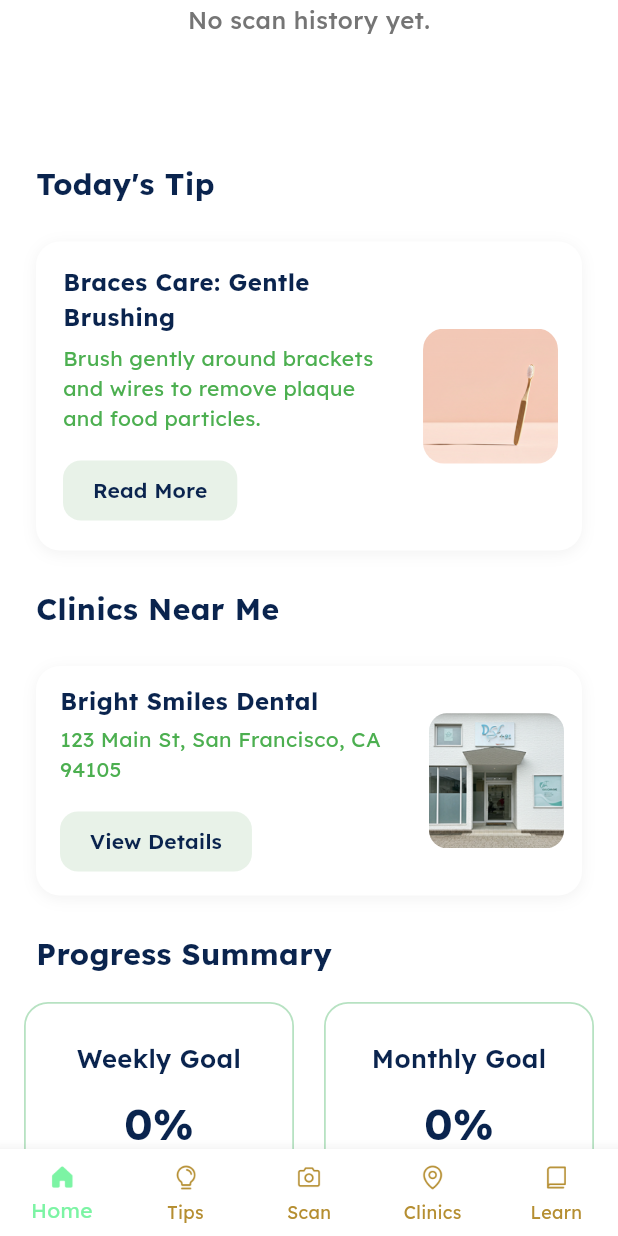
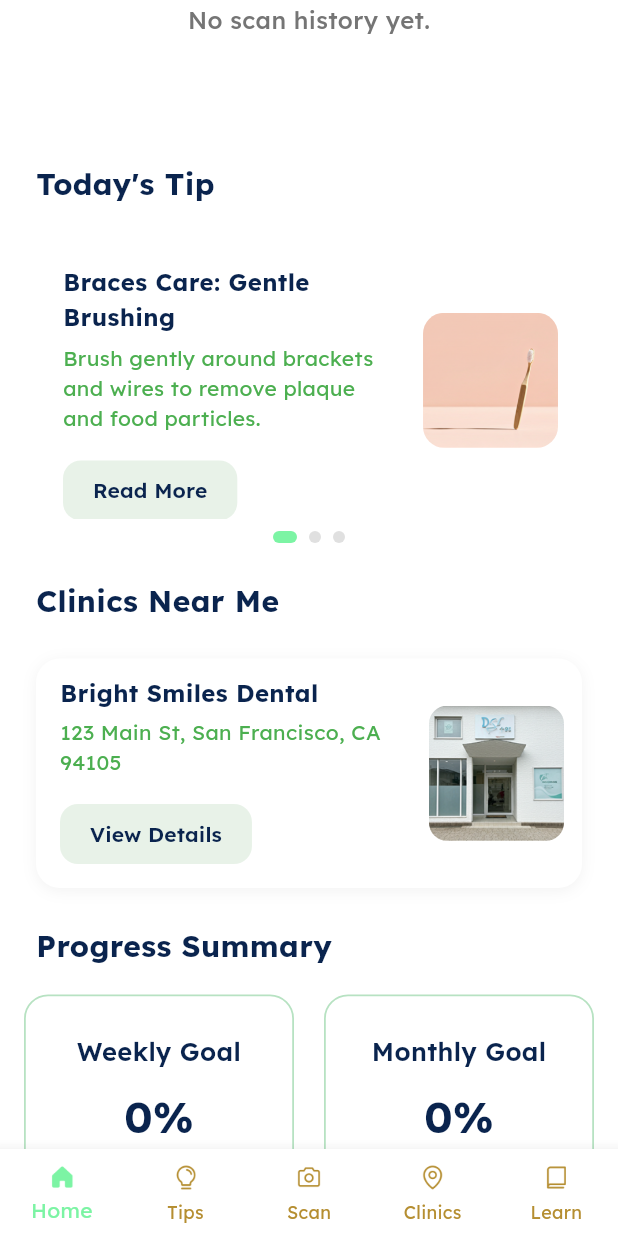
Before and after one commit to Elhameed/SmileSage, a Flutter app: the HomeScreen screen opened by its route, scrolled down 576 dp, on a phone screen of 412 x 824 dp. Run offline on Flutter 3.47's test engine with Material 3 defaults, Android fonts, the phone set to English and light mode, and no system bars; our stand-ins replace cloud_firestore, firebase_auth, firebase_core, firebase_storage, flutter_local_notifications, geolocator and 12 more; accounts and stored records are empty; generated files the repository leaves out were written again.

Commit message:
added scroll to tips on home page

```diff
--- a/smilesage/lib/l10n/app_en.arb
+++ b/smilesage/lib/l10n/app_en.arb
@@ -300,9 +300,9 @@
   "learnSubtitleFindOrtho": "Search for certified orthodontists near you.",
   "learnUnableToOpenLink": "Unable to open link.",
   "videoScan": "Video Scan",
-  "recordVideo": "Record Video",
+  "recordVideo": "Take Scan",
   "videoSelected": "Video selected",
   "noVideoSelected": "No video selected",
-  "analyzeVideo": "Analyze Video",
+  "analyzeVideo": "Analyze Scan",
   "videoScanResults": "Video Scan Results"
 }
--- a/smilesage/lib/screens/home_screen.dart
+++ b/smilesage/lib/screens/home_screen.dart
@@ -20,6 +20,7 @@ import 'scan_detail_screen.dart';
 import '../services/profile_service.dart';
 import 'package:flutter_gen/gen_l10n/app_localizations.dart';
 import '../services/translation_service.dart';
+import 'dart:async';
 
 // Add a global RouteObserver in main.dart and import it here
 import '../main.dart';
@@ -54,7 +55,11 @@ class _HomeScreenState extends State<HomeScreen> with RouteAware {
   final int _brushingGoal = 7;
   int _scansThisMonth = 0;
   final int _scanGoal = 4;
-  // Remove _selectedLocale from state, use widget.currentLocale instead
+
+  // Add for tip carousel
+  late final PageController _tipPageController;
+  int _currentTipPage = 0;
+  Timer? _tipAutoPageTimer;
 
   @override
   void initState() {
@@ -66,6 +71,30 @@ class _HomeScreenState extends State<HomeScreen> with RouteAware {
     _loadRecentScans();
     _loadDailyTips();
     _loadNearestClinic();
+    _tipPageController = PageController();
+    _startTipAutoPageTimer();
+  }
+
+  @override
+  void dispose() {
+    routeObserver.unsubscribe(this);
+    _tipAutoPageTimer?.cancel();
+    _tipPageController.dispose();
+    super.dispose();
+  }
+
+  @override
+  void didChangeDependencies() {
+    super.didChangeDependencies();
+    // Register this screen as a route observer
+    routeObserver.subscribe(this, ModalRoute.of(context)!);
+  }
+
+  @override
+  void didPopNext() {
+    // Called when coming back to this screen
+    _loadRecentScans();
+    super.didPopNext();
   }
 
   Future<void> _initializeProfile() async {
@@ -77,24 +106,17 @@ class _HomeScreenState extends State<HomeScreen> with RouteAware {
     }
   }
 
-  @override
-  void didChangeDependencies() {
-    super.didChangeDependencies();
-    // Register this screen as a route observer
-    routeObserver.subscribe(this, ModalRoute.of(context)!);
-  }
-
-  @override
-  void dispose() {
-    routeObserver.unsubscribe(this);
-    super.dispose();
-  }
-
-  @override
-  void didPopNext() {
-    // Called when coming back to this screen
-    _loadRecentScans();
-    super.didPopNext();
+  void _startTipAutoPageTimer() {
+    _tipAutoPageTimer?.cancel();
+    _tipAutoPageTimer = Timer.periodic(const Duration(seconds: 12), (timer) {
+      if (_dailyTips.isEmpty) return;
+      int nextPage = (_currentTipPage + 1) % _dailyTips.length;
+      _tipPageController.animateToPage(
+        nextPage,
+        duration: const Duration(milliseconds: 400),
+        curve: Curves.easeInOut,
+      );
+    });
   }
 
   Future<void> _loadProfileImage() async {
@@ -340,6 +362,13 @@ class _HomeScreenState extends State<HomeScreen> with RouteAware {
       default:
         return 'assets/images/icon_braces_care.png';
     }
+  }
+
+  void _onTipPageChanged(int index) {
+    setState(() {
+      _currentTipPage = index;
+    });
+    _startTipAutoPageTimer(); // Reset timer on manual swipe
   }
 
   @override
@@ -754,7 +783,7 @@ class _HomeScreenState extends State<HomeScreen> with RouteAware {
                   ),
                 ),
                 const SizedBox(height: 24),
-                // Today's Tip Card
+                // Today's Tip Card (carousel)
                 Padding(
                   padding: const EdgeInsets.symmetric(horizontal: 24),
                   child: _loadingTips
@@ -769,7 +798,8 @@ class _HomeScreenState extends State<HomeScreen> with RouteAware {
                             ),
                           ),
                         )
-                      : Container(
+                      : (_dailyTips.isEmpty
+                          ? Container(
                               constraints: const BoxConstraints(minHeight: 120),
                               decoration: BoxDecoration(
                                 color: Colors.white,
@@ -782,63 +812,89 @@ class _HomeScreenState extends State<HomeScreen> with RouteAware {
                                   ),
                                 ],
                               ),
-                          child: Row(
-                            crossAxisAlignment: CrossAxisAlignment.center,
+                              child: Center(
+                                child: Text(AppLocalizations.of(context)!
+                                    .noScanHistory),
+                              ),
+                            )
+                          : Column(
+                              children: [
+                                SizedBox(
+                                  height: 185,
+                                  child: PageView.builder(
+                                    controller: _tipPageController,
+                                    itemCount: _dailyTips.length,
+                                    onPageChanged: _onTipPageChanged,
+                                    itemBuilder: (context, index) {
+                                      final tip = _dailyTips[index];
+                                      return Row(
+                                        crossAxisAlignment:
+                                            CrossAxisAlignment.center,
                                         children: [
                                           // Tip text
                                           Expanded(
                                             child: Padding(
-                                  padding: const EdgeInsets.symmetric(
-                                      horizontal: 18, vertical: 16),
+                                              padding:
+                                                  const EdgeInsets.symmetric(
+                                                      horizontal: 18,
+                                                      vertical: 16),
                                               child: Column(
                                                 crossAxisAlignment:
                                                     CrossAxisAlignment.start,
-                                    mainAxisAlignment: MainAxisAlignment.center,
+                                                mainAxisAlignment:
+                                                    MainAxisAlignment.center,
                                                 children: [
                                                   Text(
-                                        _dailyTips.isNotEmpty
-                                            ? _dailyTips[0]['title'] ?? ''
-                                            : '',
+                                                    tip['title'] ?? '',
                                                     style: const TextStyle(
-                                          fontWeight: FontWeight.bold,
+                                                      fontWeight:
+                                                          FontWeight.bold,
                                                       fontSize: 16,
                                                       color: Color(0xFF0A244E),
                                                     ),
                                                   ),
                                                   const SizedBox(height: 6),
                                                   Text(
-                                        _dailyTips.isNotEmpty
-                                            ? _dailyTips[0]['desc'] ?? ''
-                                            : '',
+                                                    tip['desc'] ?? '',
                                                     style: const TextStyle(
                                                       fontSize: 14,
                                                       color: Color(0xFF4CAF50),
                                                     ),
                                                     maxLines: 3,
-                                        overflow: TextOverflow.ellipsis,
+                                                    overflow:
+                                                        TextOverflow.ellipsis,
                                                   ),
                                                   const SizedBox(height: 14),
                                                   ElevatedButton(
                                                     onPressed: () {
                                                       Navigator.of(context)
-                                              .pushNamed(TipsScreen.routeName);
+                                                          .pushNamed(TipsScreen
+                                                              .routeName);
                                                     },
-                                        style: ElevatedButton.styleFrom(
-                                          backgroundColor: Color(0xFFE8F2E8),
-                                          shape: RoundedRectangleBorder(
+                                                    style: ElevatedButton
+                                                        .styleFrom(
+                                                      backgroundColor:
+                                                          Color(0xFFE8F2E8),
+                                                      shape:
+                                                          RoundedRectangleBorder(
                                                         borderRadius:
-                                                BorderRadius.circular(12),
+                                                            BorderRadius
+                                                                .circular(12),
                                                       ),
-                                          padding: const EdgeInsets.symmetric(
-                                              horizontal: 20, vertical: 10),
+                                                      padding: const EdgeInsets
+                                                          .symmetric(
+                                                          horizontal: 20,
+                                                          vertical: 10),
                                                       elevation: 0,
                                                     ),
                                                     child: Text(
-                                          AppLocalizations.of(context)!
+                                                      AppLocalizations.of(
+                                                              context)!
                                                           .readMore,
                                                       style: const TextStyle(
                                                         fontSize: 14,
-                                            fontWeight: FontWeight.w600,
+                                                        fontWeight:
+                                                            FontWeight.w600,
                                                         color: darkText,
                                                       ),
                                                     ),
@@ -848,13 +904,14 @@ class _HomeScreenState extends State<HomeScreen> with RouteAware {
                                             ),
                                           ),
                                           // Tip image
-                              if (_dailyTips.isNotEmpty)
                                           Padding(
-                                  padding: const EdgeInsets.only(right: 16),
+                                            padding: const EdgeInsets.only(
+                                                right: 16),
                                             child: ClipRRect(
-                                    borderRadius: BorderRadius.circular(14),
+                                              borderRadius:
+                                                  BorderRadius.circular(14),
                                               child: Image.asset(
-                                      _getTipImage(_dailyTips[0]),
+                                                _getTipImage(tip),
                                                 width: 90,
                                                 height: 90,
                                                 fit: BoxFit.cover,
@@ -862,8 +919,40 @@ class _HomeScreenState extends State<HomeScreen> with RouteAware {
                                             ),
                                           ),
                                         ],
+                                      );
+                                    },
                                   ),
                                 ),
+                                // Page indicator dots
+                                if (_dailyTips.length > 1)
+                                  Padding(
+                                    padding: const EdgeInsets.only(top: 8),
+                                    child: Row(
+                                      mainAxisAlignment:
+                                          MainAxisAlignment.center,
+                                      children: List.generate(
+                                        _dailyTips.length,
+                                        (index) => AnimatedContainer(
+                                          duration:
+                                              const Duration(milliseconds: 300),
+                                          margin: const EdgeInsets.symmetric(
+                                              horizontal: 4),
+                                          width:
+                                              _currentTipPage == index ? 16 : 8,
+                                          height: 8,
+                                          decoration: BoxDecoration(
+                                            color: _currentTipPage == index
+                                                ? Color(0xFF7CF4A4)
+                                                : Colors.grey[300],
+                                            borderRadius:
+                                                BorderRadius.circular(4),
+                                          ),
+                                        ),
+                                      ),
+                                    ),
+                                  ),
+                              ],
+                            )),
                 ),
                 const SizedBox(height: 24),
 
```
Lines whose indentation alone changed are shown as unchanged.
